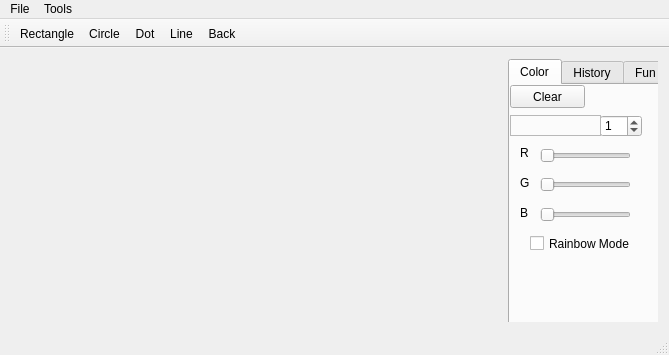
The window that Paint/mainwindow.ui (DerCodeHahn/cpp) describes before a commit, drawn with Qt 5.
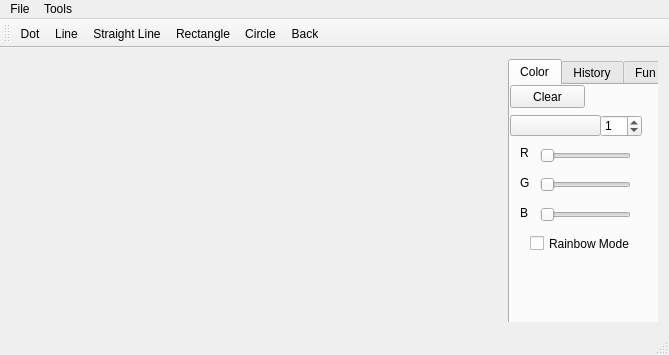
The same window after the commit. The open tabs and pages were chosen to show the change. Icons and pictures are not drawn.

```diff
--- a/Paint/mainwindow.ui
+++ b/Paint/mainwindow.ui
@@ -13,13 +13,25 @@
   <property name="windowTitle">
    <string>MainWindow</string>
   </property>
+  <property name="styleSheet">
+   <string notr="true"/>
+  </property>
   <widget class="QWidget" name="centralWidget">
+   <property name="styleSheet">
+    <string notr="true"/>
+   </property>
    <layout class="QHBoxLayout" name="horizontalLayout">
     <item>
      <widget class="QWidget" name="paint" native="true"/>
     </item>
     <item>
      <widget class="QWidget" name="widget" native="true">
+      <property name="sizePolicy">
+       <sizepolicy hsizetype="Preferred" vsizetype="Preferred">
+        <horstretch>0</horstretch>
+        <verstretch>0</verstretch>
+       </sizepolicy>
+      </property>
       <property name="maximumSize">
        <size>
         <width>150</width>
@@ -156,22 +168,6 @@
           <enum>Qt::Horizontal</enum>
          </property>
         </widget>
-        <widget class="QFrame" name="selectedColor">
-         <property name="geometry">
-          <rect>
-           <x>0</x>
-           <y>30</y>
-           <width>91</width>
-           <height>21</height>
-          </rect>
-         </property>
-         <property name="frameShape">
-          <enum>QFrame::StyledPanel</enum>
-         </property>
-         <property name="frameShadow">
-          <enum>QFrame::Raised</enum>
-         </property>
-        </widget>
         <widget class="QLabel" name="label">
          <property name="geometry">
           <rect>
@@ -214,6 +210,22 @@
           <string>B</string>
          </property>
         </widget>
+        <widget class="QPushButton" name="colorSelector">
+         <property name="geometry">
+          <rect>
+           <x>0</x>
+           <y>30</y>
+           <width>91</width>
+           <height>21</height>
+          </rect>
+         </property>
+         <property name="autoFillBackground">
+          <bool>true</bool>
+         </property>
+         <property name="text">
+          <string/>
+         </property>
+        </widget>
        </widget>
        <widget class="QWidget" name="historyTab">
         <attribute name="title">
@@ -332,10 +344,11 @@
    <attribute name="toolBarBreak">
     <bool>false</bool>
    </attribute>
-   <addaction name="actionRectangle"/>
-   <addaction name="actionCircle"/>
    <addaction name="actionDot"/>
    <addaction name="actionLine"/>
+   <addaction name="actionStraight_LIne"/>
+   <addaction name="actionRectangle"/>
+   <addaction name="actionCircle"/>
    <addaction name="actionBack"/>
   </widget>
   <widget class="QStatusBar" name="statusBar"/>
```
Left out of the diff: 9 changed lines with no effect on the pictures.
